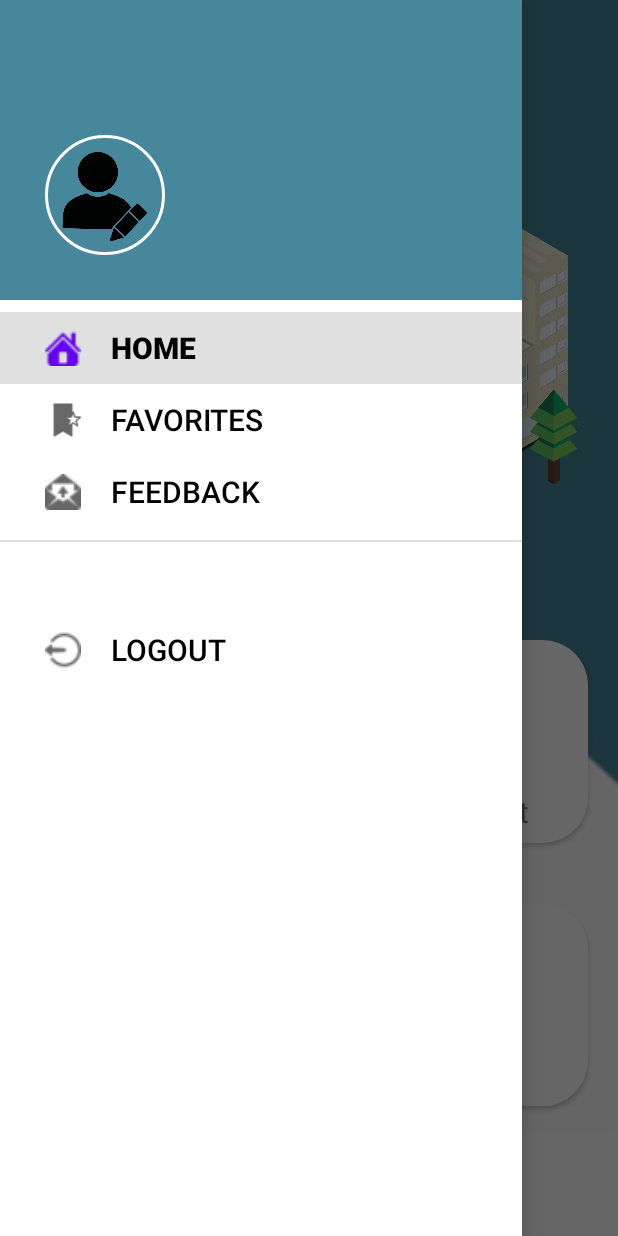
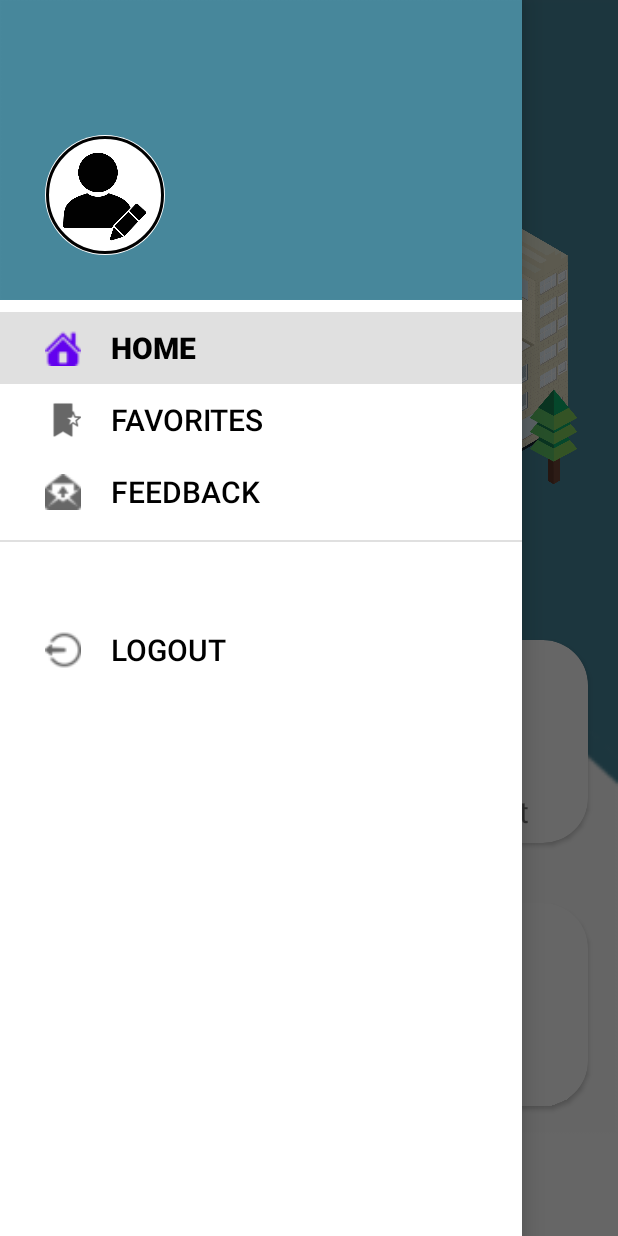
Before and after one commit to FluturaHaxhaj/MerrMeQera, an Android app: the Dashboard screen opened directly, with no data from a screen before it, with the side drawer open, on a phone screen of 412 x 824 dp. Run offline under Robolectric (Android 15) with nearby library versions, the phone set to English and light mode, and no system bars; our stand-ins replace CircleImageView; Roboto replaces fonts that are not available here.

```diff
--- a/app/src/main/java/com/fiek/ppmapp/Home/Dashboard.java
+++ b/app/src/main/java/com/fiek/ppmapp/Home/Dashboard.java
@@ -65,7 +65,6 @@ public class Dashboard extends AppCompatActivity implements NavigationView.OnNav
                 startActivity(rrethNeshIntent);
             }
         });
-
         lokacioni.setOnClickListener(new View.OnClickListener() {
             @Override
             public void onClick(View v) {
--- a/app/src/main/res/layout/menu_header.xml
+++ b/app/src/main/res/layout/menu_header.xml
@@ -15,7 +15,8 @@
         android:layout_marginTop="60dp"
         android:src="@drawable/profilepic"
         app:civ_border_width="2dp"
-        app:civ_border_color="#ffffff"/>
+        android:background="@drawable/profilepic_background"
+        app:civ_border_color="#000"/>
 
     <TextView
         android:id="@+id/menu_profile_name"
--- /dev/null
+++ b/app/src/main/res/xml/file_paths.xml
@@ -0,0 +1,4 @@
+<?xml version="1.0" encoding="utf-8"?>
+<paths xmlns:android="http://schemas.android.com/apk/res/android">
+    <external-files-path name="my_images" path="Android/data/com.fiek.ppmapp.home/files/Pictures" />
+</paths>
```
Also changed, not shown: app/src/main/AndroidManifest.xml (+2 -5 lines).
